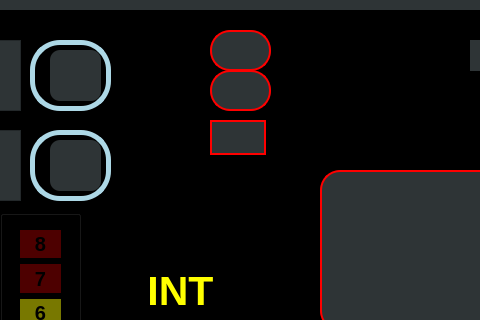
Before: the Qt Designer form Oasis/mainwindow.ui in AmnElDawla/OasisPro, drawn with Qt 5; both pictures show x 440 to 920 and y 0 to 320 of the 1428 by 579 pixel window.
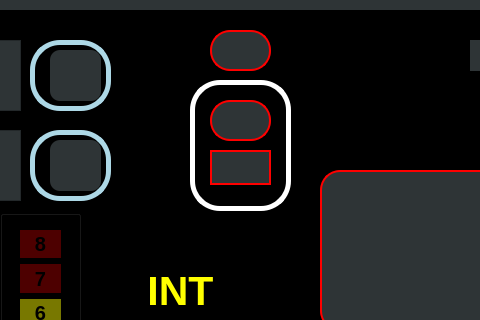
After: the same form once the commit is applied. Icons and pictures are not drawn.

What changed in the file:
```diff
--- a/Oasis/mainwindow.ui
+++ b/Oasis/mainwindow.ui
@@ -686,46 +686,6 @@
       </rect>
      </property>
     </widget>
-    <widget class="QLabel" name="leftEar">
-     <property name="geometry">
-      <rect>
-       <x>650</x>
-       <y>60</y>
-       <width>61</width>
-       <height>41</height>
-      </rect>
-     </property>
-     <property name="styleSheet">
-      <string notr="true">#leftEar{
-border-image: url(:/resources/icons/LeftEar_Off.PNG);
-border: 2px solid red;
-border-radius: 20px;
-}</string>
-     </property>
-     <property name="text">
-      <string/>
-     </property>
-    </widget>
-    <widget class="QLabel" name="rightEar">
-     <property name="geometry">
-      <rect>
-       <x>650</x>
-       <y>110</y>
-       <width>56</width>
-       <height>35</height>
-      </rect>
-     </property>
-     <property name="styleSheet">
-      <string notr="true">#rightEar{
-border-image: url(:/resources/icons/rightConnect.PNG);
-border: 2px solid red;
-border-radius: 20px;
-}</string>
-     </property>
-     <property name="text">
-      <string/>
-     </property>
-    </widget>
     <widget class="QGroupBox" name="groupBox_3">
      <property name="geometry">
       <rect>
@@ -891,6 +851,67 @@
       </property>
      </widget>
     </widget>
+    <widget class="QGroupBox" name="groupBox_10">
+     <property name="geometry">
+      <rect>
+       <x>630</x>
+       <y>70</y>
+       <width>101</width>
+       <height>131</height>
+      </rect>
+     </property>
+     <property name="styleSheet">
+      <string notr="true">#groupBox_10{
+border: 5px solid white;
+border-radius: 30px;
+background-color: black;
+}
+</string>
+     </property>
+     <property name="title">
+      <string/>
+     </property>
+     <widget class="QLabel" name="rightEar">
+      <property name="geometry">
+       <rect>
+        <x>20</x>
+        <y>70</y>
+        <width>61</width>
+        <height>35</height>
+       </rect>
+      </property>
+      <property name="styleSheet">
+       <string notr="true">#rightEar{
+border-image: url(:/resources/icons/rightConnect.PNG);
+border: 2px solid red;
+border-radius: 20px;
+}</string>
+      </property>
+      <property name="text">
+       <string/>
+      </property>
+     </widget>
+     <widget class="QLabel" name="leftEar">
+      <property name="geometry">
+       <rect>
+        <x>20</x>
+        <y>20</y>
+        <width>61</width>
+        <height>41</height>
+       </rect>
+      </property>
+      <property name="styleSheet">
+       <string notr="true">#leftEar{
+border-image: url(:/resources/icons/LeftEar_Off.PNG);
+border: 2px solid red;
+border-radius: 20px;
+}</string>
+      </property>
+      <property name="text">
+       <string/>
+      </property>
+     </widget>
+    </widget>
    </widget>
    <widget class="QWidget" name="layoutWidget">
     <property name="geometry">
```
